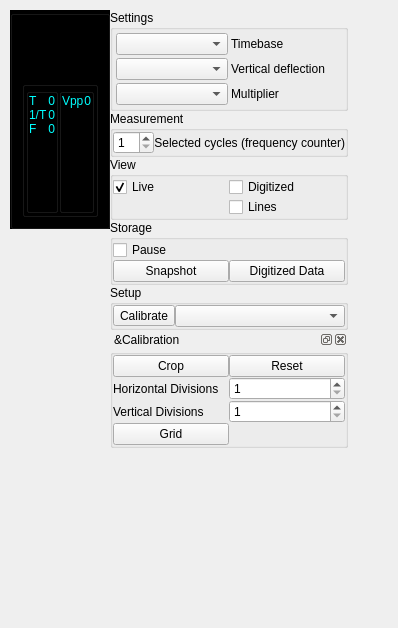
The window that Forms/Controls.ui (JosephEoff/D43) describes before a commit, drawn with Qt 5.
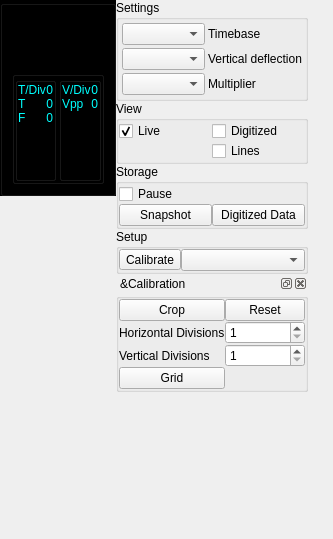
The same window after the commit. Custom widgets are drawn as their Qt base class.

Commit message: Removed frequency counter multiplier.  Added time and volts per division display.

```diff
--- a/Forms/Controls.ui
+++ b/Forms/Controls.ui
@@ -6,8 +6,8 @@
    <rect>
     <x>0</x>
     <y>0</y>
-    <width>398</width>
-    <height>628</height>
+    <width>333</width>
+    <height>539</height>
    </rect>
   </property>
   <property name="sizePolicy">
@@ -21,19 +21,19 @@
   </property>
   <layout class="QGridLayout" name="gridLayout_6">
    <property name="leftMargin">
-    <number>10</number>
+    <number>0</number>
    </property>
    <property name="topMargin">
-    <number>10</number>
+    <number>0</number>
    </property>
    <property name="rightMargin">
-    <number>10</number>
+    <number>0</number>
    </property>
    <property name="bottomMargin">
-    <number>10</number>
+    <number>0</number>
    </property>
    <property name="spacing">
-    <number>10</number>
+    <number>0</number>
    </property>
    <item row="0" column="1">
     <layout class="QGridLayout" name="layoutScope">
@@ -204,19 +204,19 @@
               <enum>QLayout::SetNoConstraint</enum>
              </property>
              <property name="leftMargin">
-              <number>1</number>
+              <number>0</number>
              </property>
              <property name="topMargin">
-              <number>1</number>
+              <number>0</number>
              </property>
              <property name="rightMargin">
-              <number>1</number>
+              <number>0</number>
              </property>
              <property name="bottomMargin">
-              <number>1</number>
+              <number>0</number>
              </property>
              <property name="spacing">
-              <number>1</number>
+              <number>0</number>
              </property>
              <item row="0" column="0">
               <widget class="QGroupBox" name="groupBoxTime">
@@ -257,7 +257,7 @@
                 <property name="bottomMargin">
                  <number>0</number>
                 </property>
-                <item row="0" column="0">
+                <item row="3" column="0">
                  <widget class="QLabel" name="labelDeltaT">
                   <property name="sizePolicy">
                    <sizepolicy hsizetype="MinimumExpanding" vsizetype="Preferred">
@@ -273,7 +273,7 @@
                   </property>
                  </widget>
                 </item>
-                <item row="0" column="1">
+                <item row="3" column="1">
                  <widget class="QLabel" name="labelDeltaTDisplay">
                   <property name="sizePolicy">
                    <sizepolicy hsizetype="MinimumExpanding" vsizetype="Preferred">
@@ -292,7 +292,7 @@
                   </property>
                  </widget>
                 </item>
-                <item row="1" column="0">
+                <item row="4" column="0">
                  <widget class="QLabel" name="labelTInverse">
                   <property name="sizePolicy">
                    <sizepolicy hsizetype="MinimumExpanding" vsizetype="Preferred">
@@ -304,11 +304,11 @@
                    <string notr="true">color: rgb(0, 255, 255);</string>
                   </property>
                   <property name="text">
-                   <string>1/T</string>
+                   <string>F</string>
                   </property>
                  </widget>
                 </item>
-                <item row="1" column="1">
+                <item row="4" column="1">
                  <widget class="QLabel" name="labelTInverseDisplay">
                   <property name="sizePolicy">
                    <sizepolicy hsizetype="MinimumExpanding" vsizetype="Preferred">
@@ -339,7 +339,7 @@
                    <string notr="true">color: rgb(0, 255, 255);</string>
                   </property>
                   <property name="text">
-                   <string>F</string>
+                   <string>T/Div</string>
                   </property>
                  </widget>
                 </item>
@@ -365,7 +365,7 @@
                </layout>
               </widget>
              </item>
-             <item row="0" column="1">
+             <item row="0" column="2">
               <widget class="QGroupBox" name="groupBoxVoltage">
                <property name="sizePolicy">
                 <sizepolicy hsizetype="MinimumExpanding" vsizetype="MinimumExpanding">
@@ -405,6 +405,41 @@
                  <number>0</number>
                 </property>
                 <item row="0" column="0">
+                 <widget class="QLabel" name="labelVperDiv">
+                  <property name="sizePolicy">
+                   <sizepolicy hsizetype="MinimumExpanding" vsizetype="Preferred">
+                    <horstretch>0</horstretch>
+                    <verstretch>0</verstretch>
+                   </sizepolicy>
+                  </property>
+                  <property name="styleSheet">
+                   <string notr="true">color: rgb(0, 255, 255);</string>
+                  </property>
+                  <property name="text">
+                   <string>V/Div</string>
+                  </property>
+                 </widget>
+                </item>
+                <item row="0" column="1">
+                 <widget class="QLabel" name="labelVperDivDisplay">
+                  <property name="sizePolicy">
+                   <sizepolicy hsizetype="MinimumExpanding" vsizetype="Preferred">
+                    <horstretch>0</horstretch>
+                    <verstretch>0</verstretch>
+                   </sizepolicy>
+                  </property>
+                  <property name="styleSheet">
+                   <string notr="true">color: rgb(0, 255, 255);</string>
+                  </property>
+                  <property name="text">
+                   <string>0</string>
+                  </property>
+                  <property name="alignment">
+                   <set>Qt::AlignRight|Qt::AlignTrailing|Qt::AlignVCenter</set>
+                  </property>
+                 </widget>
+                </item>
+                <item row="1" column="0">
                  <widget class="QLabel" name="labelVpp">
                   <property name="sizePolicy">
                    <sizepolicy hsizetype="MinimumExpanding" vsizetype="Preferred">
@@ -420,7 +455,7 @@
                   </property>
                  </widget>
                 </item>
-                <item row="0" column="1">
+                <item row="1" column="1">
                  <widget class="QLabel" name="labelVppDisplay">
                   <property name="sizePolicy">
                    <sizepolicy hsizetype="MinimumExpanding" vsizetype="Preferred">
@@ -442,6 +477,19 @@
                </layout>
               </widget>
              </item>
+             <item row="0" column="1">
+              <widget class="Line" name="line">
+               <property name="styleSheet">
+                <string notr="true">color: rgb(0, 255, 255);</string>
+               </property>
+               <property name="lineWidth">
+                <number>2</number>
+               </property>
+               <property name="orientation">
+                <enum>Qt::Vertical</enum>
+               </property>
+              </widget>
+             </item>
             </layout>
            </widget>
           </item>
@@ -464,7 +512,7 @@
       </layout>
      </item>
      <item row="0" column="3">
-      <layout class="QGridLayout" name="layoutControls" rowstretch="1,1,1,1,1,1">
+      <layout class="QGridLayout" name="layoutControls" rowstretch="1,1,1,1,1">
        <property name="sizeConstraint">
         <enum>QLayout::SetFixedSize</enum>
        </property>
@@ -574,74 +622,6 @@
         </widget>
        </item>
        <item row="1" column="0">
-        <widget class="QGroupBox" name="groupBoxMeasurement">
-         <property name="sizePolicy">
-          <sizepolicy hsizetype="MinimumExpanding" vsizetype="MinimumExpanding">
-           <horstretch>0</horstretch>
-           <verstretch>0</verstretch>
-          </sizepolicy>
-         </property>
-         <property name="title">
-          <string>Measurement</string>
-         </property>
-         <property name="alignment">
-          <set>Qt::AlignLeading|Qt::AlignLeft|Qt::AlignTop</set>
-         </property>
-         <property name="flat">
-          <bool>false</bool>
-         </property>
-         <layout class="QFormLayout" name="formLayout_3">
-          <property name="horizontalSpacing">
-           <number>0</number>
-          </property>
-          <property name="verticalSpacing">
-           <number>0</number>
-          </property>
-          <property name="leftMargin">
-           <number>0</number>
-          </property>
-          <property name="topMargin">
-           <number>0</number>
-          </property>
-          <property name="rightMargin">
-           <number>0</number>
-          </property>
-          <property name="bottomMargin">
-           <number>0</number>
-          </property>
-          <item row="0" column="0">
-           <widget class="QSpinBox" name="spinBoxSelectedCycles">
-            <property name="minimum">
-             <number>1</number>
-            </property>
-            <property name="maximum">
-             <number>20</number>
-            </property>
-            <property name="value">
-             <number>1</number>
-            </property>
-           </widget>
-          </item>
-          <item row="0" column="1">
-           <widget class="QLabel" name="labelSelectedCycles">
-            <property name="sizePolicy">
-             <sizepolicy hsizetype="Minimum" vsizetype="Minimum">
-              <horstretch>0</horstretch>
-              <verstretch>0</verstretch>
-             </sizepolicy>
-            </property>
-            <property name="text">
-             <string>Selected cycles (frequency counter)</string>
-            </property>
-            <property name="alignment">
-             <set>Qt::AlignRight|Qt::AlignTrailing|Qt::AlignVCenter</set>
-            </property>
-           </widget>
-          </item>
-         </layout>
-        </widget>
-       </item>
-       <item row="2" column="0">
         <widget class="QGroupBox" name="groupBoxView">
          <property name="sizePolicy">
           <sizepolicy hsizetype="MinimumExpanding" vsizetype="MinimumExpanding">
@@ -695,7 +675,7 @@
          </layout>
         </widget>
        </item>
-       <item row="3" column="0">
+       <item row="2" column="0">
         <widget class="QGroupBox" name="groupBoxStorage">
          <property name="sizePolicy">
           <sizepolicy hsizetype="MinimumExpanding" vsizetype="MinimumExpanding">
@@ -746,7 +726,7 @@
          </layout>
         </widget>
        </item>
-       <item row="4" column="0">
+       <item row="3" column="0">
         <widget class="QGroupBox" name="groupBoxSetup">
          <property name="sizePolicy">
           <sizepolicy hsizetype="MinimumExpanding" vsizetype="MinimumExpanding">
@@ -793,7 +773,7 @@
          </layout>
         </widget>
        </item>
-       <item row="5" column="0">
+       <item row="4" column="0">
         <widget class="QDockWidget" name="dockWidgetCalibration">
          <property name="floating">
           <bool>true</bool>
```
Left out of the diff: 4 changed lines with no effect on the pictures. The commit also changes 5 other files.
